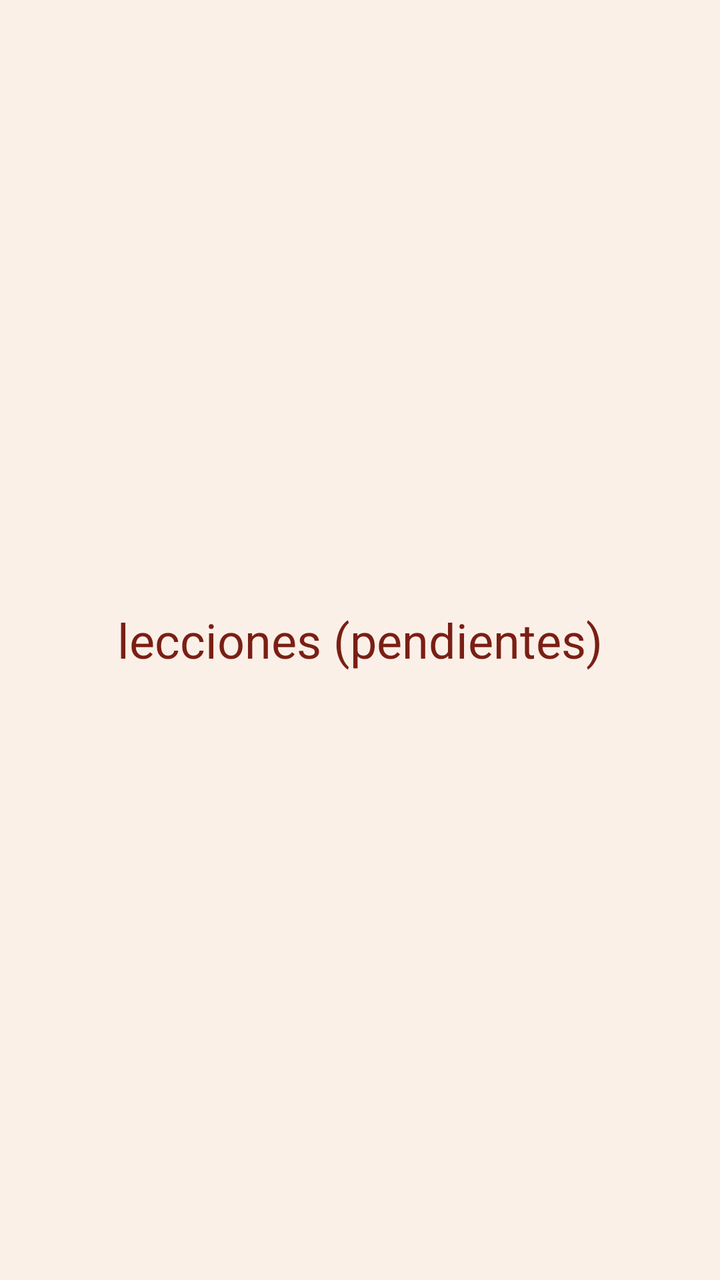
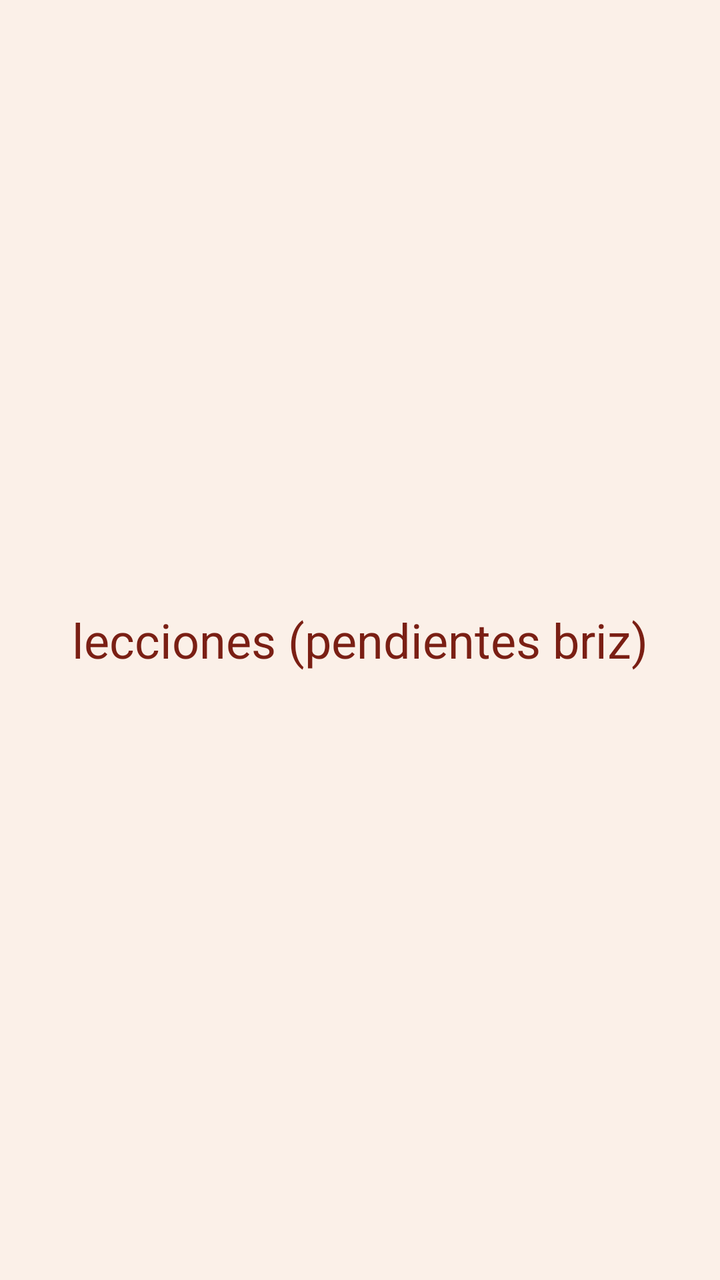

Two renders of the same Android screen: before a commit and after it. Below are the layout's source before the change and the commit's diff.
<!-- AndroidManifest.xml: application theme Theme.Buti -->
<!-- res/layout/fragment_lecciones.xml -->
<?xml version="1.0" encoding="utf-8"?>
<FrameLayout xmlns:android="http://schemas.android.com/apk/res/android"
    android:layout_width="match_parent"
    android:layout_height="match_parent">

    <TextView
        android:layout_width="wrap_content"
        android:layout_height="wrap_content"
        android:layout_gravity="center"
        android:text="lecciones (pendientes)"
        android:textAppearance="?attr/textAppearanceHeadlineSmall"
        android:textColor="@color/buti_marron" />

</FrameLayout>
<!-- resources referenced by this layout -->
<resources>
  <color name="buti_marron">#FF7A1F14</color>
  <style name="Theme.Buti" parent="Base.Theme.Buti" />
  <style name="Base.Theme.Buti" parent="Theme.Material3.Light.NoActionBar">
          <item name="colorPrimary">@color/buti_naranja</item>
          <item name="colorOnPrimary">@color/white</item>
          <item name="colorSecondary">@color/buti_verde</item>
          <item name="colorOnSecondary">@color/white</item>
          <item name="colorSurface">@color/buti_blanco</item>
          <item name="colorOnSurface">@color/buti_azul</item>
          <item name="android:colorBackground">@color/buti_crema</item>
      </style>
  <color name="buti_naranja">#FFC8571F</color>
  <color name="white">#FFFFFFFF</color>
  <color name="buti_verde">#FF8A9A6E</color>
  <color name="buti_blanco">#FFFFFFFF</color>
  <color name="buti_azul">#FF1E3A5F</color>
  <color name="buti_crema">#FFFBF0E8</color>
</resources>

<!-- the commit's change to res/layout/fragment_lecciones.xml (unified diff, before → after) -->
@@ -7,7 +7,7 @@
         android:layout_width="wrap_content"
         android:layout_height="wrap_content"
         android:layout_gravity="center"
-        android:text="lecciones (pendientes)"
+        android:text="lecciones (pendientes briz)"
         android:textAppearance="?attr/textAppearanceHeadlineSmall"
         android:textColor="@color/buti_marron" />
 
